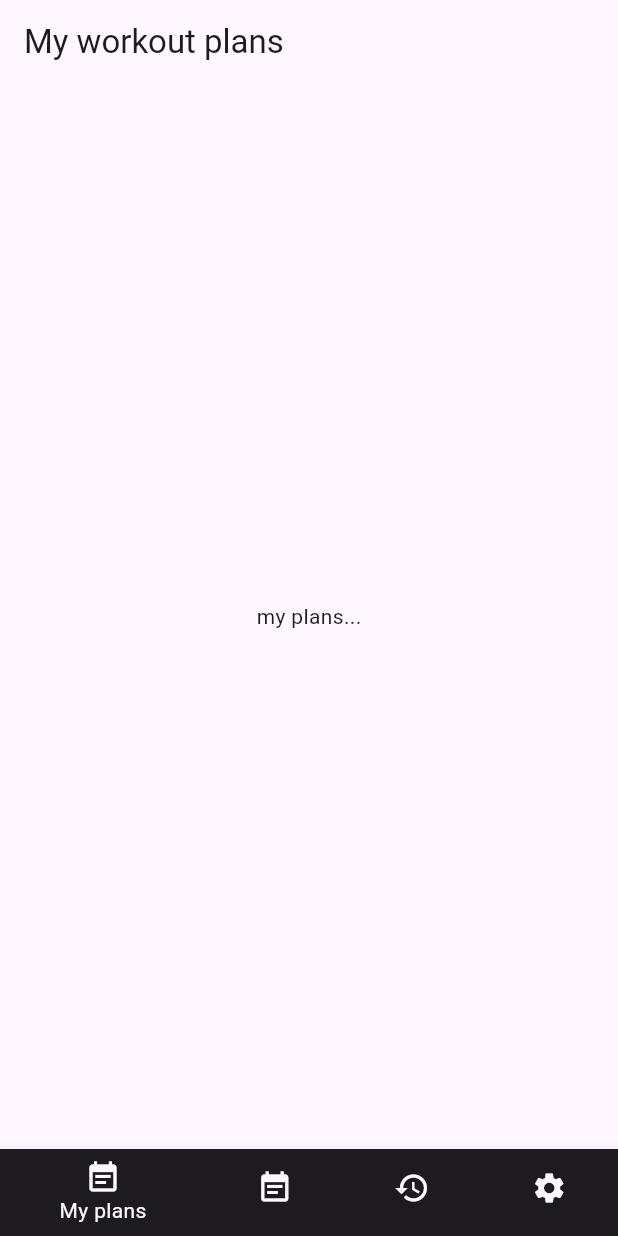
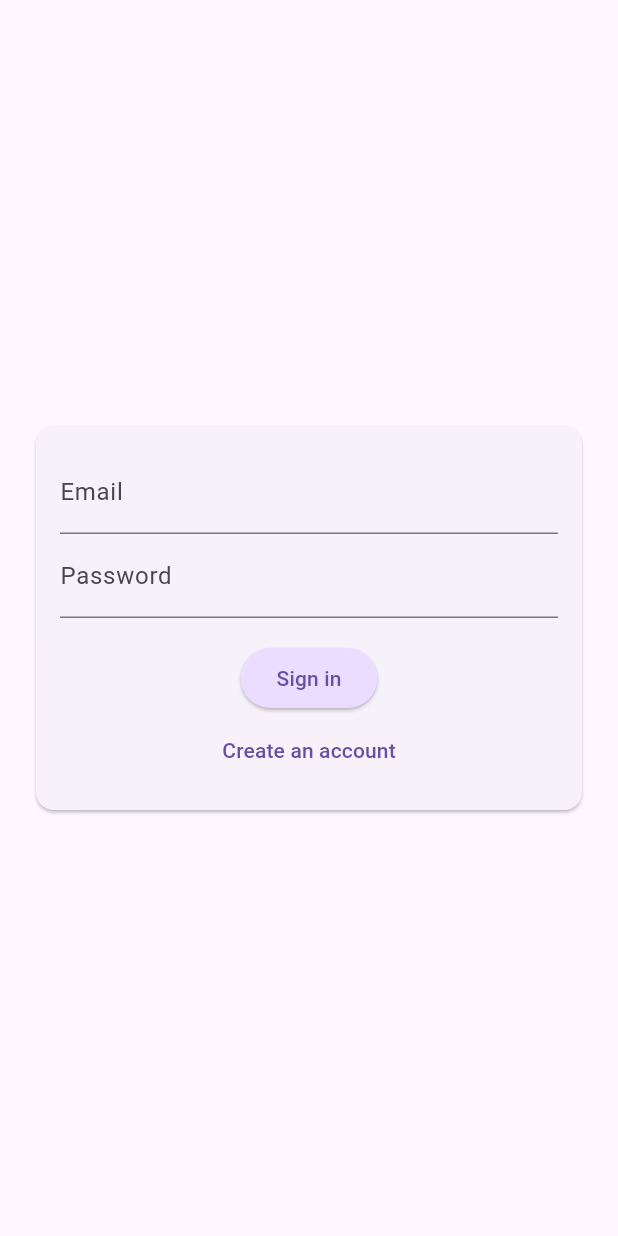
Before and after one commit to kmekarski/gym_partner, a Flutter app: the screen it shows after launch, on a phone screen of 412 x 824 dp. Run offline on Flutter 3.47's test engine with Material 3 defaults, Android fonts, the phone set to English and light mode, and no system bars.

Commit message:
added basic auth screen template

```diff
--- a/lib/main.dart
+++ b/lib/main.dart
@@ -1,4 +1,5 @@
 import 'package:flutter/material.dart';
+import 'package:gym_partner/screens/auth.dart';
 import 'package:gym_partner/screens/tabs.dart';
 
 void main() async {
@@ -11,7 +12,7 @@
   @override
   Widget build(BuildContext context) {
     return const MaterialApp(
-      home: TabsScreen(),
+      home: AuthScreen(),
     );
   }
 }
--- /dev/null
+++ b/lib/screens/auth.dart
@@ -0,0 +1,132 @@
+import 'package:flutter/material.dart';
+
+class AuthScreen extends StatefulWidget {
+  const AuthScreen({super.key});
+
+  @override
+  State<AuthScreen> createState() => _AuthScreenState();
+}
+
+class _AuthScreenState extends State<AuthScreen> {
+  final _formKey = GlobalKey<FormState>();
+
+  var _isSignIn = true;
+  var _isAuthenticating = false;
+
+  final _emailController = TextEditingController();
+  final _usernameController = TextEditingController();
+  final _passwordController = TextEditingController();
+  final _repeatPasswordController = TextEditingController();
+
+  void _submit() async {
+    if (!_formKey.currentState!.validate()) {
+      return;
+    }
+  }
+
+  @override
+  Widget build(BuildContext context) {
+    var formButtons = Column(
+      children: [
+        ElevatedButton(
+          onPressed: _submit,
+          style: ElevatedButton.styleFrom(
+            backgroundColor: Theme.of(context).colorScheme.primaryContainer,
+          ),
+          child: Text(_isSignIn ? 'Sign in' : 'Sign up'),
+        ),
+        TextButton(
+          onPressed: () => setState(
+            () {
+              _isSignIn = !_isSignIn;
+            },
+          ),
+          child: Text(
+              _isSignIn ? 'Create an account' : 'I already have an account'),
+        ),
+      ],
+    );
+    return Scaffold(
+      body: Center(
+        child: SingleChildScrollView(
+          child: Card(
+            margin: const EdgeInsets.all(24),
+            child: Padding(
+              padding: const EdgeInsets.all(16),
+              child: Form(
+                key: _formKey,
+                child: Column(
+                  children: [
+                    TextFormField(
+                      controller: _emailController,
+                      autocorrect: false,
+                      textCapitalization: TextCapitalization.none,
+                      decoration: const InputDecoration(
+                        label: Text('Email'),
+                      ),
+                      validator: (value) {
+                        if (value == null ||
+                            value.trim().isEmpty ||
+                            !value.contains('@')) {
+                          return 'Please enter a valid email address.';
+                        }
+                        return null;
+                      },
+                    ),
+                    if (!_isSignIn)
+                      TextFormField(
+                        controller: _usernameController,
+                        enableSuggestions: false,
+                        decoration: const InputDecoration(
+                          label: Text('Username'),
+                        ),
+                        validator: (value) {
+                          if (value == null || value.trim().length < 4) {
+                            return 'Please enter at least 4 characters.';
+                          }
+                          return null;
+                        },
+                      ),
+                    TextFormField(
+                      controller: _passwordController,
+                      obscureText: true,
+                      decoration: const InputDecoration(
+                        label: Text('Password'),
+                      ),
+                      validator: (value) {
+                        if (value == null || value.trim().length < 6) {
+                          return 'Please enter at least 6 characters.';
+                        }
+                        return null;
+                      },
+                    ),
+                    if (!_isSignIn)
+                      TextFormField(
+                        controller: _repeatPasswordController,
+                        obscureText: true,
+                        decoration: const InputDecoration(
+                          label: Text('Repeat password'),
+                        ),
+                        validator: (value) {
+                          if (value != _passwordController.text) {
+                            return 'Passwords must match';
+                          }
+                          return null;
+                        },
+                      ),
+                    const SizedBox(height: 16),
+                    if (_isAuthenticating)
+                      const Center(
+                        child: CircularProgressIndicator(),
+                      ),
+                    if (!_isAuthenticating) formButtons,
+                  ],
+                ),
+              ),
+            ),
+          ),
+        ),
+      ),
+    );
+  }
+}
--- a/lib/screens/tabs.dart
+++ b/lib/screens/tabs.dart
@@ -44,7 +44,7 @@ class _TabsScreenState extends State<TabsScreen> {
         onTap: _selectPage,
         items: [
           tabBarItem(context, icon: Icons.event_note, text: 'My plans'),
-          tabBarItem(context, icon: Icons.event_note, text: 'Shared plans'),
+          tabBarItem(context, icon: Icons.event_note, text: 'Browse plans'),
           tabBarItem(context, icon: Icons.history, text: 'History'),
           tabBarItem(context, icon: Icons.settings, text: 'Settings'),
         ],
```
